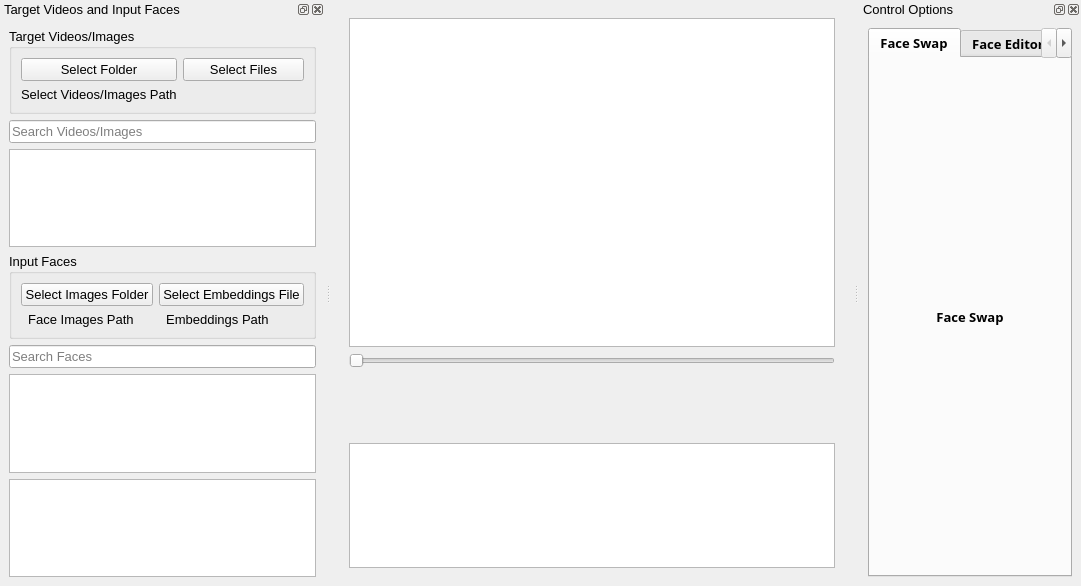
The window that App/UI/Core/MainWindow.ui (visomaster/VisoMaster) describes before a commit, drawn with Qt 5.
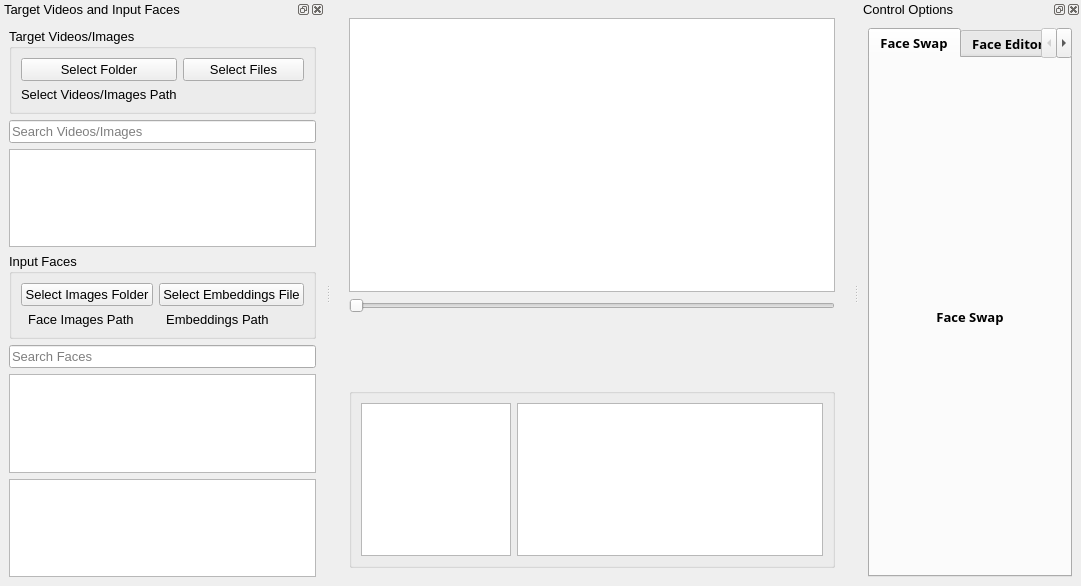
The same window after the commit. Icons and pictures are not drawn.

Diff of the .ui file:
```diff
--- a/App/UI/Core/MainWindow.ui
+++ b/App/UI/Core/MainWindow.ui
@@ -213,9 +213,9 @@
         </spacer>
        </item>
        <item>
-        <widget class="QListWidget" name="listWidget">
+        <widget class="QGroupBox" name="gridGroupBox">
          <property name="sizePolicy">
-          <sizepolicy hsizetype="Expanding" vsizetype="Minimum">
+          <sizepolicy hsizetype="Preferred" vsizetype="Fixed">
            <horstretch>0</horstretch>
            <verstretch>0</verstretch>
           </sizepolicy>
@@ -223,9 +223,46 @@
          <property name="maximumSize">
           <size>
            <width>16777215</width>
-           <height>125</height>
+           <height>180</height>
           </size>
          </property>
+         <property name="autoFillBackground">
+          <bool>false</bool>
+         </property>
+         <property name="flat">
+          <bool>true</bool>
+         </property>
+         <property name="checkable">
+          <bool>false</bool>
+         </property>
+         <layout class="QGridLayout" name="gridLayout_7">
+          <item row="0" column="1">
+           <widget class="QListWidget" name="listWidget">
+            <property name="autoFillBackground">
+             <bool>true</bool>
+            </property>
+           </widget>
+          </item>
+          <item row="0" column="0">
+           <widget class="QListWidget" name="listWidget_2">
+            <property name="sizePolicy">
+             <sizepolicy hsizetype="Fixed" vsizetype="Expanding">
+              <horstretch>0</horstretch>
+              <verstretch>0</verstretch>
+             </sizepolicy>
+            </property>
+            <property name="maximumSize">
+             <size>
+              <width>150</width>
+              <height>16777215</height>
+             </size>
+            </property>
+            <property name="autoFillBackground">
+             <bool>true</bool>
+            </property>
+           </widget>
+          </item>
+         </layout>
         </widget>
        </item>
       </layout>
```
